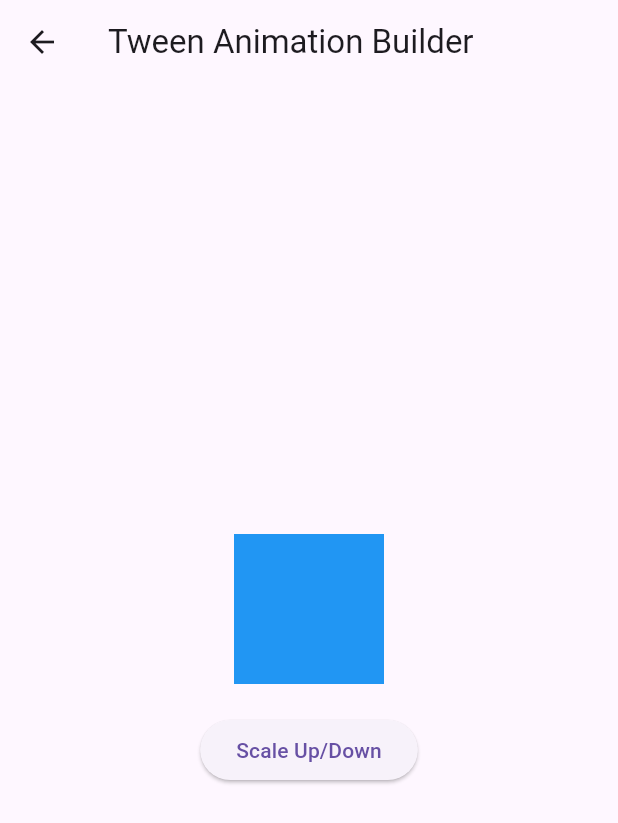
After one commit to david-tawfik/flutter_animation_2, a Flutter app: the screen it shows after launch, after a tap on "Change Scale", on a phone screen of 412 x 824 dp. The commit adds this screen. Shown: the top 823 px of the screen. Run offline on Flutter 3.47's test engine with Material 3 defaults, Android fonts, the phone set to English and light mode, and no system bars.

Commit message:
finished changing scale using tween, renamed files

```diff
--- a/lib/main.dart
+++ b/lib/main.dart
@@ -1,7 +1,8 @@
 import 'package:flutter/material.dart';
-import 'animated_container.dart';
-import 'animated_positioned.dart';
+import 'tween_container.dart';
+import 'tween_positioned.dart';
 import 'tween_opacity.dart';
+import 'tween_scale.dart';
 
 void main() {
   runApp(MyApp());
@@ -64,6 +65,17 @@ class _TweenAnimationExampleState extends State<TweenAnimationExample> {
             },
             child: const Text('Change Position'),
           ),
+                              const SizedBox(height: 20),
+          ElevatedButton(
+            onPressed: () {
+              Navigator.push(
+                context,
+                MaterialPageRoute(
+                    builder: (context) => const TweenScale()),
+              );
+            },
+            child: const Text('Change Scale'),
+          ),
         ],
       ),
     );
--- /dev/null
+++ b/lib/tween_scale.dart
@@ -0,0 +1,55 @@
+import 'package:flutter/material.dart';
+
+class TweenScale extends StatefulWidget {
+  const TweenScale({super.key});
+
+  @override
+  State<TweenScale> createState() => _TweenScaleState();
+}
+
+class _TweenScaleState extends State<TweenScale> {
+  bool _isScaledUp = false;
+
+  void _toggleScale() {
+    setState(() {
+      _isScaledUp = !_isScaledUp;
+    });
+  }
+
+  @override
+  Widget build(BuildContext context) {
+    return Scaffold(
+      appBar: AppBar(title: const Text('Tween Animation Builder')),
+      body: Center(
+        child: Column(
+          mainAxisAlignment: MainAxisAlignment.center,
+          children: [
+            TweenAnimationBuilder<double>(
+              tween: Tween<double>(
+                begin: _isScaledUp ? 1.0 : 2.0,
+                end: _isScaledUp ? 2.0 : 1.0,
+              ),
+              duration: const Duration(seconds: 1),
+              builder: (context, scale, child) {
+                return Transform.scale(
+                  scale: scale,
+                  child: child,
+                );
+              },
+              child: Container(
+                width: 100,
+                height: 100,
+                color: Colors.blue,
+              ),
+            ),
+            const SizedBox(height: 20),
+            ElevatedButton(
+              onPressed: _toggleScale,
+              child: const Text('Scale Up/Down'),
+            ),
+          ],
+        ),
+      ),
+    );
+  }
+}
```
Also changed, not shown: lib/tween_container.dart (renamed from lib/animated_container.dart), lib/tween_positioned.dart (renamed from lib/animated_positioned.dart).
